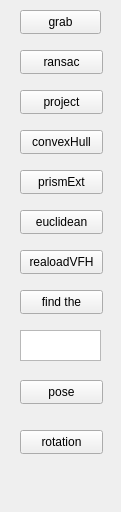
ljmanso/prp, file components/testObjectDetection/src/mainUI.ui: the form before one commit.
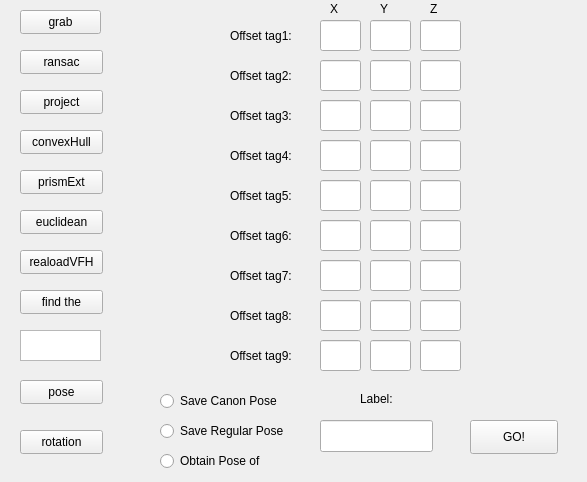
The form after the commit.

Patch:
```diff
--- a/components/testObjectDetection/src/mainUI.ui
+++ b/components/testObjectDetection/src/mainUI.ui
@@ -6,8 +6,8 @@
    <rect>
     <x>0</x>
     <y>0</y>
-    <width>121</width>
-    <height>512</height>
+    <width>587</width>
+    <height>482</height>
    </rect>
   </property>
   <property name="windowTitle">
@@ -153,6 +153,507 @@
     <string>realoadVFH</string>
    </property>
   </widget>
+  <widget class="QLineEdit" name="lineEdit">
+   <property name="geometry">
+    <rect>
+     <x>320</x>
+     <y>20</y>
+     <width>41</width>
+     <height>31</height>
+    </rect>
+   </property>
+  </widget>
+  <widget class="QLineEdit" name="lineEdit_2">
+   <property name="geometry">
+    <rect>
+     <x>370</x>
+     <y>20</y>
+     <width>41</width>
+     <height>31</height>
+    </rect>
+   </property>
+  </widget>
+  <widget class="QLineEdit" name="lineEdit_3">
+   <property name="geometry">
+    <rect>
+     <x>420</x>
+     <y>20</y>
+     <width>41</width>
+     <height>31</height>
+    </rect>
+   </property>
+  </widget>
+  <widget class="QLabel" name="label">
+   <property name="geometry">
+    <rect>
+     <x>230</x>
+     <y>20</y>
+     <width>81</width>
+     <height>31</height>
+    </rect>
+   </property>
+   <property name="text">
+    <string>Offset tag1:</string>
+   </property>
+  </widget>
+  <widget class="QLabel" name="label_2">
+   <property name="geometry">
+    <rect>
+     <x>330</x>
+     <y>0</y>
+     <width>16</width>
+     <height>18</height>
+    </rect>
+   </property>
+   <property name="text">
+    <string>X</string>
+   </property>
+  </widget>
+  <widget class="QLabel" name="label_3">
+   <property name="geometry">
+    <rect>
+     <x>380</x>
+     <y>0</y>
+     <width>16</width>
+     <height>18</height>
+    </rect>
+   </property>
+   <property name="text">
+    <string>Y</string>
+   </property>
+  </widget>
+  <widget class="QLabel" name="label_4">
+   <property name="geometry">
+    <rect>
+     <x>430</x>
+     <y>0</y>
+     <width>16</width>
+     <height>18</height>
+    </rect>
+   </property>
+   <property name="text">
+    <string>Z</string>
+   </property>
+  </widget>
+  <widget class="QLineEdit" name="lineEdit_4">
+   <property name="geometry">
+    <rect>
+     <x>370</x>
+     <y>60</y>
+     <width>41</width>
+     <height>31</height>
+    </rect>
+   </property>
+  </widget>
+  <widget class="QLabel" name="label_5">
+   <property name="geometry">
+    <rect>
+     <x>230</x>
+     <y>60</y>
+     <width>81</width>
+     <height>31</height>
+    </rect>
+   </property>
+   <property name="text">
+    <string>Offset tag2:</string>
+   </property>
+  </widget>
+  <widget class="QLineEdit" name="lineEdit_5">
+   <property name="geometry">
+    <rect>
+     <x>320</x>
+     <y>60</y>
+     <width>41</width>
+     <height>31</height>
+    </rect>
+   </property>
+  </widget>
+  <widget class="QLineEdit" name="lineEdit_6">
+   <property name="geometry">
+    <rect>
+     <x>420</x>
+     <y>60</y>
+     <width>41</width>
+     <height>31</height>
+    </rect>
+   </property>
+  </widget>
+  <widget class="QLineEdit" name="lineEdit_7">
+   <property name="geometry">
+    <rect>
+     <x>370</x>
+     <y>100</y>
+     <width>41</width>
+     <height>31</height>
+    </rect>
+   </property>
+  </widget>
+  <widget class="QLabel" name="label_6">
+   <property name="geometry">
+    <rect>
+     <x>230</x>
+     <y>100</y>
+     <width>81</width>
+     <height>31</height>
+    </rect>
+   </property>
+   <property name="text">
+    <string>Offset tag3:</string>
+   </property>
+  </widget>
+  <widget class="QLineEdit" name="lineEdit_8">
+   <property name="geometry">
+    <rect>
+     <x>320</x>
+     <y>100</y>
+     <width>41</width>
+     <height>31</height>
+    </rect>
+   </property>
+  </widget>
+  <widget class="QLineEdit" name="lineEdit_9">
+   <property name="geometry">
+    <rect>
+     <x>420</x>
+     <y>100</y>
+     <width>41</width>
+     <height>31</height>
+    </rect>
+   </property>
+  </widget>
+  <widget class="QLineEdit" name="lineEdit_10">
+   <property name="geometry">
+    <rect>
+     <x>370</x>
+     <y>140</y>
+     <width>41</width>
+     <height>31</height>
+    </rect>
+   </property>
+  </widget>
+  <widget class="QLabel" name="label_7">
+   <property name="geometry">
+    <rect>
+     <x>230</x>
+     <y>140</y>
+     <width>81</width>
+     <height>31</height>
+    </rect>
+   </property>
+   <property name="text">
+    <string>Offset tag4:</string>
+   </property>
+  </widget>
+  <widget class="QLineEdit" name="lineEdit_11">
+   <property name="geometry">
+    <rect>
+     <x>320</x>
+     <y>140</y>
+     <width>41</width>
+     <height>31</height>
+    </rect>
+   </property>
+  </widget>
+  <widget class="QLineEdit" name="lineEdit_12">
+   <property name="geometry">
+    <rect>
+     <x>420</x>
+     <y>140</y>
+     <width>41</width>
+     <height>31</height>
+    </rect>
+   </property>
+  </widget>
+  <widget class="QLineEdit" name="lineEdit_13">
+   <property name="geometry">
+    <rect>
+     <x>320</x>
+     <y>420</y>
+     <width>113</width>
+     <height>32</height>
+    </rect>
+   </property>
+  </widget>
+  <widget class="QPushButton" name="go">
+   <property name="geometry">
+    <rect>
+     <x>470</x>
+     <y>420</y>
+     <width>88</width>
+     <height>34</height>
+    </rect>
+   </property>
+   <property name="text">
+    <string>GO!</string>
+   </property>
+  </widget>
+  <widget class="QRadioButton" name="canonPoseRb">
+   <property name="geometry">
+    <rect>
+     <x>160</x>
+     <y>390</y>
+     <width>141</width>
+     <height>22</height>
+    </rect>
+   </property>
+   <property name="text">
+    <string>Save Canon Pose</string>
+   </property>
+  </widget>
+  <widget class="QRadioButton" name="radioButton_2">
+   <property name="geometry">
+    <rect>
+     <x>160</x>
+     <y>420</y>
+     <width>151</width>
+     <height>22</height>
+    </rect>
+   </property>
+   <property name="text">
+    <string>Save Regular Pose</string>
+   </property>
+  </widget>
+  <widget class="QRadioButton" name="radioButton_3">
+   <property name="geometry">
+    <rect>
+     <x>160</x>
+     <y>450</y>
+     <width>131</width>
+     <height>22</height>
+    </rect>
+   </property>
+   <property name="text">
+    <string>Obtain Pose of</string>
+   </property>
+  </widget>
+  <widget class="QLabel" name="label_8">
+   <property name="geometry">
+    <rect>
+     <x>360</x>
+     <y>390</y>
+     <width>60</width>
+     <height>18</height>
+    </rect>
+   </property>
+   <property name="text">
+    <string>Label:</string>
+   </property>
+  </widget>
+  <widget class="QLineEdit" name="lineEdit_14">
+   <property name="geometry">
+    <rect>
+     <x>420</x>
+     <y>220</y>
+     <width>41</width>
+     <height>31</height>
+    </rect>
+   </property>
+  </widget>
+  <widget class="QLineEdit" name="lineEdit_15">
+   <property name="geometry">
+    <rect>
+     <x>320</x>
+     <y>180</y>
+     <width>41</width>
+     <height>31</height>
+    </rect>
+   </property>
+  </widget>
+  <widget class="QLineEdit" name="lineEdit_16">
+   <property name="geometry">
+    <rect>
+     <x>370</x>
+     <y>300</y>
+     <width>41</width>
+     <height>31</height>
+    </rect>
+   </property>
+  </widget>
+  <widget class="QLabel" name="label_9">
+   <property name="geometry">
+    <rect>
+     <x>230</x>
+     <y>300</y>
+     <width>81</width>
+     <height>31</height>
+    </rect>
+   </property>
+   <property name="text">
+    <string>Offset tag8:</string>
+   </property>
+  </widget>
+  <widget class="QLineEdit" name="lineEdit_17">
+   <property name="geometry">
+    <rect>
+     <x>320</x>
+     <y>300</y>
+     <width>41</width>
+     <height>31</height>
+    </rect>
+   </property>
+  </widget>
+  <widget class="QLineEdit" name="lineEdit_18">
+   <property name="geometry">
+    <rect>
+     <x>420</x>
+     <y>180</y>
+     <width>41</width>
+     <height>31</height>
+    </rect>
+   </property>
+  </widget>
+  <widget class="QLineEdit" name="lineEdit_19">
+   <property name="geometry">
+    <rect>
+     <x>370</x>
+     <y>180</y>
+     <width>41</width>
+     <height>31</height>
+    </rect>
+   </property>
+  </widget>
+  <widget class="QLabel" name="label_10">
+   <property name="geometry">
+    <rect>
+     <x>230</x>
+     <y>220</y>
+     <width>81</width>
+     <height>31</height>
+    </rect>
+   </property>
+   <property name="text">
+    <string>Offset tag6:</string>
+   </property>
+  </widget>
+  <widget class="QLineEdit" name="lineEdit_20">
+   <property name="geometry">
+    <rect>
+     <x>420</x>
+     <y>260</y>
+     <width>41</width>
+     <height>31</height>
+    </rect>
+   </property>
+  </widget>
+  <widget class="QLineEdit" name="lineEdit_21">
+   <property name="geometry">
+    <rect>
+     <x>320</x>
+     <y>220</y>
+     <width>41</width>
+     <height>31</height>
+    </rect>
+   </property>
+  </widget>
+  <widget class="QLineEdit" name="lineEdit_22">
+   <property name="geometry">
+    <rect>
+     <x>370</x>
+     <y>220</y>
+     <width>41</width>
+     <height>31</height>
+    </rect>
+   </property>
+  </widget>
+  <widget class="QLineEdit" name="lineEdit_23">
+   <property name="geometry">
+    <rect>
+     <x>420</x>
+     <y>300</y>
+     <width>41</width>
+     <height>31</height>
+    </rect>
+   </property>
+  </widget>
+  <widget class="QLineEdit" name="lineEdit_24">
+   <property name="geometry">
+    <rect>
+     <x>370</x>
+     <y>260</y>
+     <width>41</width>
+     <height>31</height>
+    </rect>
+   </property>
+  </widget>
+  <widget class="QLabel" name="label_11">
+   <property name="geometry">
+    <rect>
+     <x>230</x>
+     <y>260</y>
+     <width>81</width>
+     <height>31</height>
+    </rect>
+   </property>
+   <property name="text">
+    <string>Offset tag7:</string>
+   </property>
+  </widget>
+  <widget class="QLabel" name="label_12">
+   <property name="geometry">
+    <rect>
+     <x>230</x>
+     <y>180</y>
+     <width>81</width>
+     <height>31</height>
+    </rect>
+   </property>
+   <property name="text">
+    <string>Offset tag5:</string>
+   </property>
+  </widget>
+  <widget class="QLineEdit" name="lineEdit_25">
+   <property name="geometry">
+    <rect>
+     <x>320</x>
+     <y>260</y>
+     <width>41</width>
+     <height>31</height>
+    </rect>
+   </property>
+  </widget>
+  <widget class="QLineEdit" name="lineEdit_26">
+   <property name="geometry">
+    <rect>
+     <x>420</x>
+     <y>340</y>
+     <width>41</width>
+     <height>31</height>
+    </rect>
+   </property>
+  </widget>
+  <widget class="QLabel" name="label_13">
+   <property name="geometry">
+    <rect>
+     <x>230</x>
+     <y>340</y>
+     <width>81</width>
+     <height>31</height>
+    </rect>
+   </property>
+   <property name="text">
+    <string>Offset tag9:</string>
+   </property>
+  </widget>
+  <widget class="QLineEdit" name="lineEdit_27">
+   <property name="geometry">
+    <rect>
+     <x>370</x>
+     <y>340</y>
+     <width>41</width>
+     <height>31</height>
+    </rect>
+   </property>
+  </widget>
+  <widget class="QLineEdit" name="lineEdit_28">
+   <property name="geometry">
+    <rect>
+     <x>320</x>
+     <y>340</y>
+     <width>41</width>
+     <height>31</height>
+    </rect>
+   </property>
+  </widget>
  </widget>
  <resources/>
  <connections/>
```
